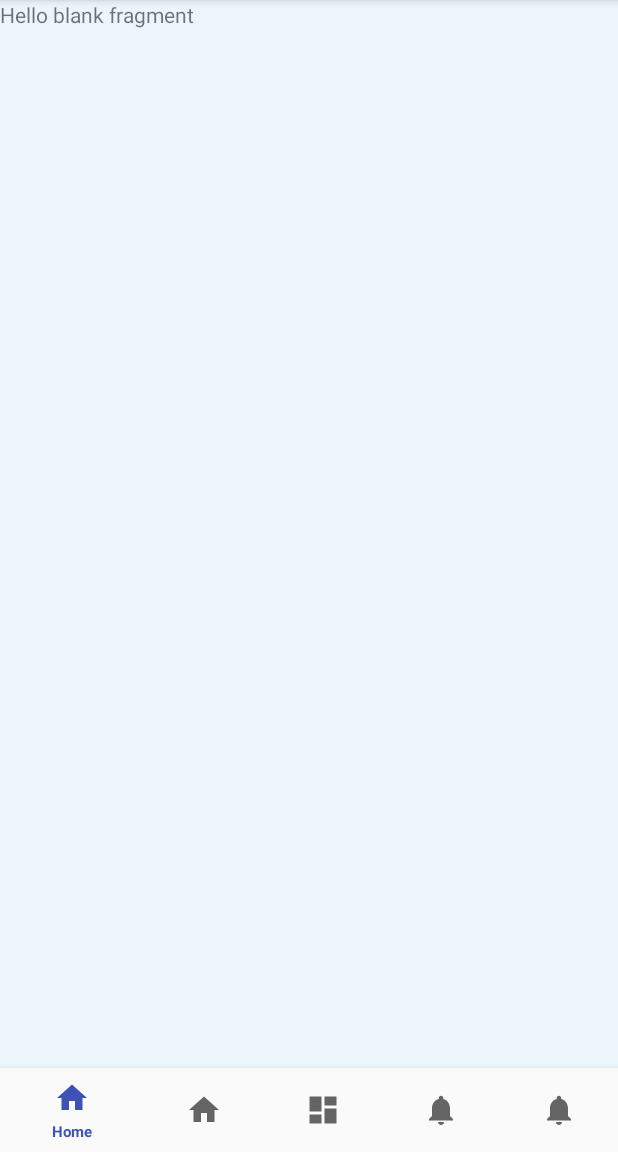
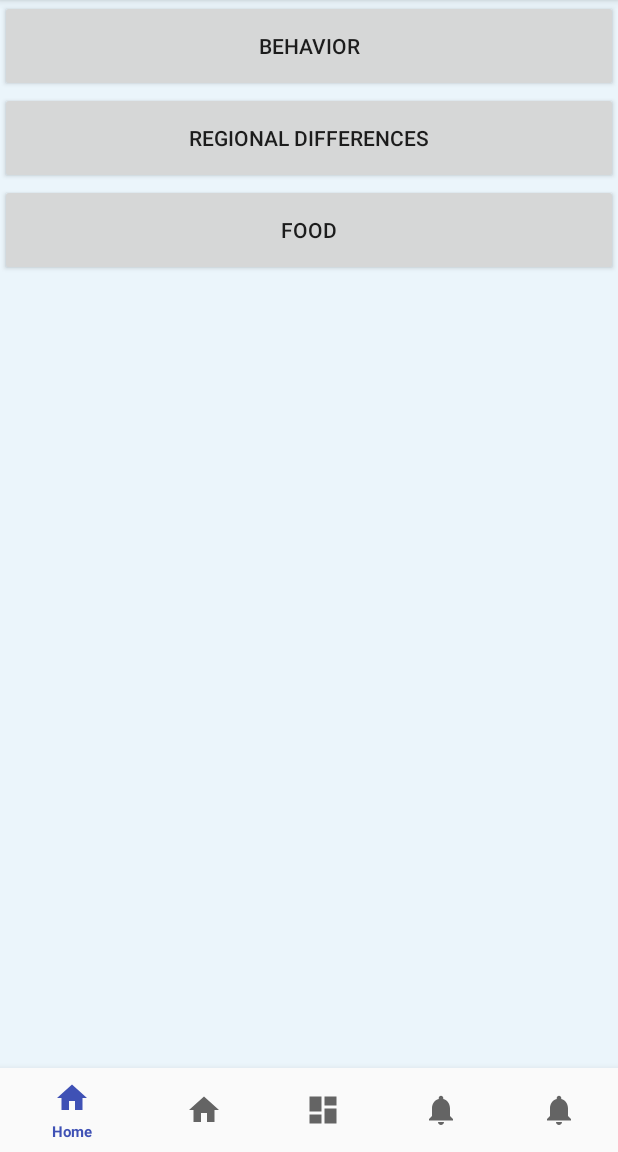
Before and after one commit to zryan2/CultureShock, an Android app: the fragment Culture placed in its activity, on a phone screen of 412 x 824 dp, the part 84-1236 px from its top. Run offline under Robolectric (Android 15) with nearby library versions, the phone set to English and light mode, and no system bars.

Commit message:
fixed culture with fragments

```diff
--- a/app/src/main/java/com/example/ryan/cultureshock/Culture.java
+++ b/app/src/main/java/com/example/ryan/cultureshock/Culture.java
@@ -13,8 +13,7 @@ import android.view.ViewGroup;
 import android.widget.ArrayAdapter;
 import android.widget.Button;
 import android.widget.ListView;
-import android.support.v4.app.Fragment;
-import android.support.v4.app.FragmentTransaction;
+
 
 
 /**
@@ -26,18 +25,21 @@ public class Culture extends Fragment implements View.OnClickListener {
 //    Button buttonBehavior;
 //    Button buttonRD;
 //    Button buttonFood;
+
 public Culture() {
     // Required empty public constructor
 }
 @Override
 public View onCreateView(LayoutInflater inflater, ViewGroup container,
                          Bundle savedInstanceState) {
+    View v = inflater.inflate(R.layout.fragment_culture, container, false);
+    Button a = (Button) v.findViewById(R.id.buttonBehavior);
+    Button b = (Button) v.findViewById(R.id.buttonRD);
+    Button c = (Button) v.findViewById(R.id.buttonFood);
 
-
-    View v = inflater.inflate(R.layout.fragment_behavior, container, false);
-
-    Button b = (Button) v.findViewById(R.id.buttonBehavior);
+    a.setOnClickListener(this);
     b.setOnClickListener(this);
+    c.setOnClickListener(this);
 
     return v;
 }
@@ -51,6 +53,7 @@ public View onCreateView(LayoutInflater inflater, ViewGroup container,
                 selectedFragment = behavior;
                 transaction.replace(R.id.contentLayout,behavior);
                 transaction.commit();
+                break;
             case R.id.buttonRD:
                 //go to Regional Differences fragment
                 RegDiff regDiff = new RegDiff();
@@ -58,6 +61,7 @@ public View onCreateView(LayoutInflater inflater, ViewGroup container,
                 selectedFragment = regDiff;
                 transaction2.replace(R.id.contentLayout,regDiff);
                 transaction2.commit();
+                break;
             case R.id.buttonFood:
                 //go to Food fragment
                 Food food = new Food();
@@ -65,19 +69,8 @@ public View onCreateView(LayoutInflater inflater, ViewGroup container,
                 selectedFragment = food;
                 transaction3.replace(R.id.contentLayout,food);
                 transaction3.commit();
+                break;
 
-                break;
         }
     }
-
-
-
-
-
-
-
-
-
-
-
-            }
+}
--- a/app/src/main/res/layout/fragment_culture.xml
+++ b/app/src/main/res/layout/fragment_culture.xml
@@ -10,20 +10,21 @@
         android:id="@+id/buttonBehavior"
         android:layout_width="match_parent"
         android:layout_height="61dp"
-        android:text="Behavior"/>
+        android:onClick="onClick"
+        android:text="Behavior" />
+
     <Button
         android:id="@+id/buttonRD"
         android:layout_width="match_parent"
-
         android:layout_height="61dp"
+        android:onClick="onClick"
         android:text="Regional Differences" />
-
 
     <Button
         android:id="@+id/buttonFood"
         android:layout_width="match_parent"
-
         android:layout_height="61dp"
+        android:onClick="onClick"
         android:text="Food" />
 
 
```
